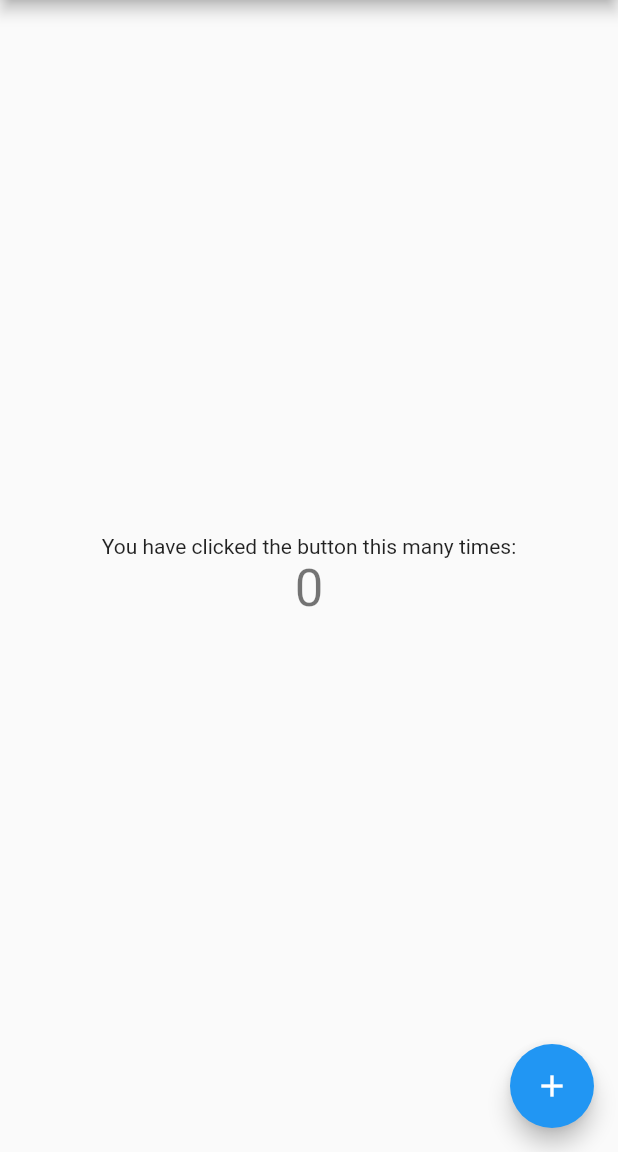
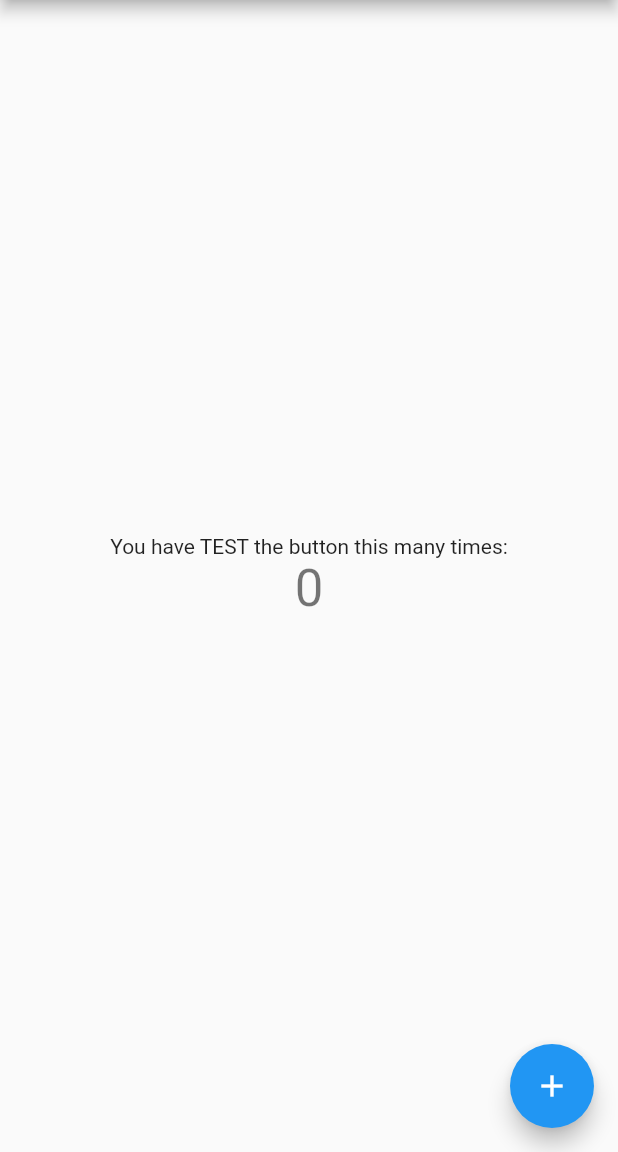
Before and after one commit to sluthra1/flutter_app, a Flutter app: the screen it shows after launch, on a phone screen of 412 x 824 dp, the part 84-1236 px from its top. Run offline on Flutter 3.47's test engine with Material 2 defaults, Android fonts, the phone set to English and light mode, and no system bars.

Commit message:
more files

```diff
--- a/hackathon/lib/main.dart
+++ b/hackathon/lib/main.dart
@@ -12,7 +12,7 @@ class MyApp extends StatelessWidget {
         // This is the theme of your application.
         //
         // Try running your application with "flutter run". You'll see the
-        // application has a blue toolbar. Then, without quitting the app, try
+        // applicatiocn has a blue toolbar. Then, without quitting the app, try
         // changing the primarySwatch below to Colors.green and then invoke
         // "hot reload" (press "r" in the console where you ran "flutter run",
         // or press Run > Flutter Hot Reload in IntelliJ). Notice that the
@@ -90,7 +90,7 @@ class _MyHomePageState extends State<MyHomePage> {
           mainAxisAlignment: MainAxisAlignment.center,
           children: <Widget>[
             new Text(
-              'You have clicked the button this many times:',
+              'You have TEST the button this many times:',
             ),
             new Text(
               '$_counter',
```
Also changed, not shown: 2 other files.
